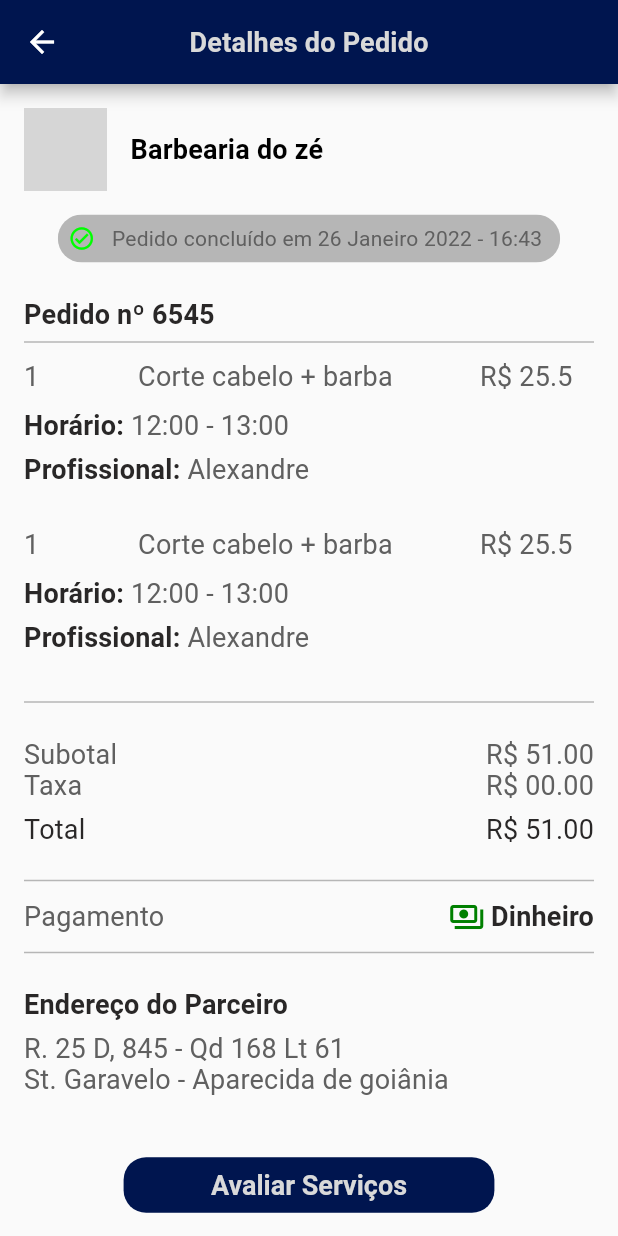
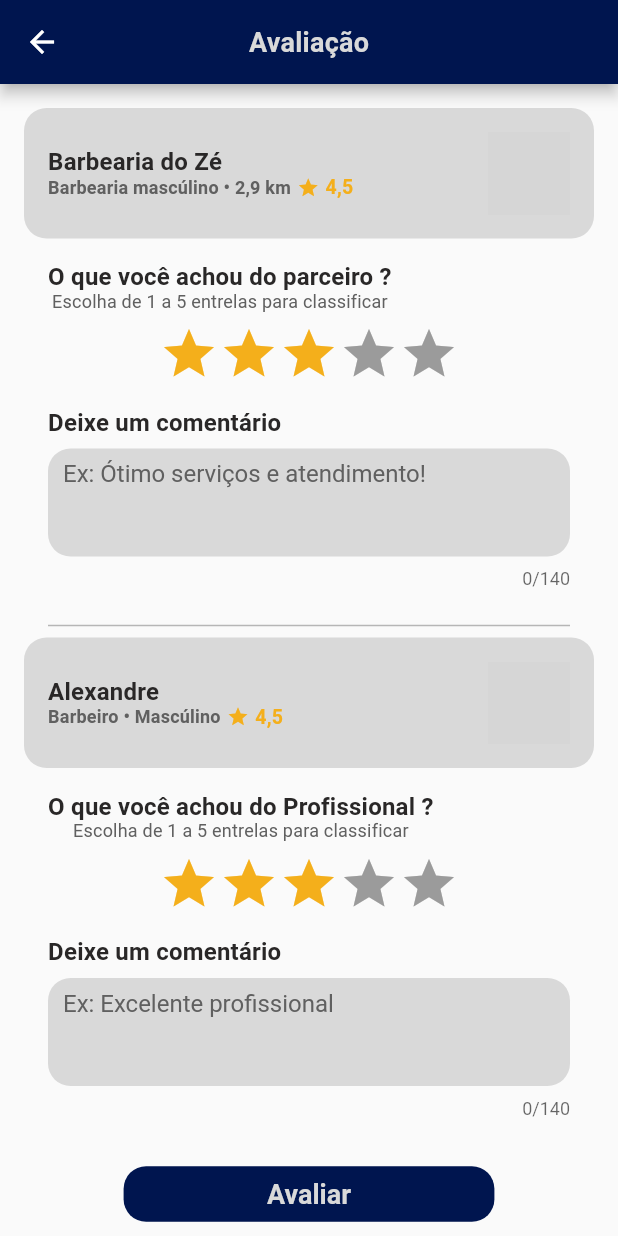
Before and after one commit to Bilson15/Wapper, a Flutter app: the InfoPedido screen opened by its route, after a tap on "Avaliar Serviços", on a phone screen of 412 x 824 dp. Run offline on Flutter 3.47's test engine with Material 2 defaults, Android fonts, the phone set to English and light mode, and no system bars; drawn by our look-alikes of flutter_rating_bar; our stand-ins replace dropdown_search, get, lottie, mask_text_input_formatter; network calls fail; statements that could not run were skipped; grey boxes are pictures that could not be loaded.

Commit message:
page avaliação

```diff
--- a/lib/app/routes/app_routes.dart
+++ b/lib/app/routes/app_routes.dart
@@ -2,6 +2,7 @@ import 'package:get/get.dart';
 import 'package:wapper/app/ui/app_configuration/view/app_configuration.dart';
 import 'package:wapper/app/ui/cadastro/view/cadastro_cliente.dart';
 import 'package:wapper/app/ui/cadastro/view/cadastro_dados_pessoais.dart';
+import 'package:wapper/app/ui/feedback_service/view/feedback_page.dart';
 import 'package:wapper/app/ui/home_page/view/home_page.dart';
 import 'package:wapper/app/ui/info_pedido/view/info_pedido.dart';
 import 'package:wapper/app/ui/loading/view/loading_view.dart';
@@ -41,8 +42,10 @@ class AppRoutes {
       page: () => const SearchPage(),
     ),
     GetPage(
-      name: '/root',
-      page: () => const Root(),
+      name: '/root/:index',
+      page: () => Root(
+        index: int.parse(Get.parameters['index']!),
+      ),
     ),
     GetPage(
       name: '/app-configuration',
@@ -52,5 +55,9 @@ class AppRoutes {
       name: '/info-pedido',
       page: () => const InfoPedido(),
     ),
+    GetPage(
+      name: '/feedback-page',
+      page: () => FeedBackPage(),
+    ),
   ];
 }
--- a/lib/app/ui/components/card_client_component.dart
+++ b/lib/app/ui/components/card_client_component.dart
@@ -73,7 +73,7 @@ class CardClientComponent extends StatelessWidget {
                           Container(
                             width: Get.width * 0.45,
                             child: TextComponent(
-                              '• Barbearia mascúlino • 2,9 km • Barbearia mascúlino • 2,9 km',
+                              '• Barbearia mascúlino • 2,9 km',
                               color: cinzaPadrao,
                               textOverflow: TextOverflow.ellipsis,
                               fontWeight: FontWeight.bold,
--- a/lib/app/ui/components/form_field_component.dart
+++ b/lib/app/ui/components/form_field_component.dart
@@ -30,6 +30,7 @@ class InputFormFieldComponent extends StatelessWidget {
   final TextStyle? textStyle;
   final FocusNode? focusNode;
   final Color? fillColor;
+  final counterText;
 
   InputFormFieldComponent({
     Key? key,
@@ -58,6 +59,7 @@ class InputFormFieldComponent extends StatelessWidget {
     this.textStyle,
     this.focusNode,
     this.fillColor,
+    this.counterText = false,
   }) : super(key: key);
 
   @override
@@ -101,7 +103,7 @@ class InputFormFieldComponent extends StatelessWidget {
         prefixIcon: prefixIcon,
         suffixIcon: suffixIcon,
         hintText: hintText,
-        counterText: '',
+        counterText: counterText! ? null : '',
         border: OutlineInputBorder(
           borderSide: BorderSide.none,
           borderRadius: BorderRadius.circular(15.0),
--- /dev/null
+++ b/lib/app/ui/feedback_service/controller/feedback_controller.dart
@@ -0,0 +1,21 @@
+import 'package:get/get.dart';
+
+class FeedBackController extends GetxController {
+  var starsParceiro = 1.0.obs;
+  var starsProfissional = 1.0.obs;
+
+  @override
+  void onInit() {
+    initStars();
+    super.onInit();
+  }
+
+  initStars() async {
+    await Future.delayed(Duration(milliseconds: 500));
+    starsParceiro(starsParceiro.value + 1.0);
+    starsProfissional(starsProfissional.value + 1.0);
+    if (starsParceiro.value > 5.0) return;
+    if (starsProfissional.value > 5.0) return;
+    initStars();
+  }
+}
--- /dev/null
+++ b/lib/app/ui/feedback_service/view/feedback_page.dart
@@ -0,0 +1,328 @@
+import 'package:flutter/material.dart';
+import 'package:flutter_rating_bar/flutter_rating_bar.dart';
+import 'package:get/get.dart';
+import 'package:wapper/app/ui/components/app_bar_component.dart';
+import 'package:wapper/app/ui/components/button_component.dart';
+import 'package:wapper/app/ui/components/form_field_component.dart';
+import 'package:wapper/app/ui/components/text_component.dart';
+import 'package:wapper/app/ui/feedback_service/controller/feedback_controller.dart';
+import 'package:wapper/app/ui/theme/styles.dart';
+
+class FeedBackPage extends StatelessWidget {
+  FeedBackPage({Key? key}) : super(key: key);
+  final controller = Get.put(FeedBackController());
+  @override
+  Widget build(BuildContext context) {
+    return Scaffold(
+      appBar: AppBarComponent(
+        textComponent: const TextComponent(
+          'Avaliação',
+          fontWeight: FontWeight.w600,
+        ),
+      ),
+      body: SingleChildScrollView(
+        child: Padding(
+          padding: const EdgeInsets.all(16),
+          child: Column(
+            children: [
+              Container(
+                decoration: BoxDecoration(borderRadius: BorderRadius.all(Radius.circular(15)), color: backgroundFieldColor),
+                child: Padding(
+                  padding: EdgeInsets.all(16),
+                  child: Row(
+                    mainAxisAlignment: MainAxisAlignment.spaceBetween,
+                    children: [
+                      Column(
+                        crossAxisAlignment: CrossAxisAlignment.start,
+                        children: [
+                          TextComponent(
+                            'Barbearia do Zé',
+                            color: fontColor,
+                            fontSize: 16,
+                            fontWeight: FontWeight.bold,
+                            textAlign: TextAlign.center,
+                          ),
+                          Row(
+                            children: [
+                              Container(
+                                child: TextComponent(
+                                  'Barbearia mascúlino • 2,9 km',
+                                  color: cinzaPadrao,
+                                  textOverflow: TextOverflow.ellipsis,
+                                  fontWeight: FontWeight.bold,
+                                  fontSize: 12,
+                                ),
+                              ),
+                              const SizedBox(
+                                width: 4,
+                              ),
+                              Icon(
+                                size: 15,
+                                Icons.star,
+                                color: amareloPadrao,
+                              ),
+                              const SizedBox(
+                                width: 4,
+                              ),
+                              TextComponent(
+                                '4,5',
+                                color: amareloPadrao,
+                                fontSize: 13,
+                                fontWeight: FontWeight.bold,
+                              ),
+                            ],
+                          )
+                        ],
+                      ),
+                      Container(
+                        width: 55,
+                        height: 55,
+                        decoration: const BoxDecoration(
+                          shape: BoxShape.circle,
+                          image: DecorationImage(
+                            fit: BoxFit.fill,
+                            image: NetworkImage(
+                                "https://img.freepik.com/vetores-gratis/logotipo-do-polo-de-barbeiro_1415-673.jpg?w=2000"),
+                          ),
+                        ),
+                      ),
+                    ],
+                  ),
+                ),
+              ),
+              Padding(
+                padding: EdgeInsets.all(16),
+                child: Column(
+                  children: [
+                    Row(
+                      children: [
+                        Column(
+                          children: [
+                            TextComponent(
+                              'O que você achou do parceiro ?',
+                              color: fontColor,
+                              fontSize: 16,
+                              fontWeight: FontWeight.bold,
+                            ),
+                            TextComponent(
+                              'Escolha de 1 a 5 entrelas para classificar',
+                              color: cinzaPadrao,
+                              fontSize: 12,
+                            ),
+                          ],
+                        )
+                      ],
+                    ),
+                    const SizedBox(
+                      height: 8,
+                    ),
+                    Obx(
+                      () => RatingBar.builder(
+                        initialRating: controller.starsParceiro.value,
+                        itemCount: 5,
+                        minRating: 1,
+                        itemBuilder: (context, _) {
+                          return Icon(
+                            Icons.star,
+                            color: amareloPadrao,
+                          );
+                        },
+                        onRatingUpdate: (rating) {
+                          print(rating);
+                        },
+                      ),
+                    ),
+                  ],
+                ),
+              ),
+              Padding(
+                padding: EdgeInsets.fromLTRB(16, 0, 16, 16),
+                child: Column(
+                  children: [
+                    Row(
+                      mainAxisAlignment: MainAxisAlignment.start,
+                      children: [
+                        TextComponent(
+                          'Deixe um comentário',
+                          color: fontColor,
+                          fontSize: 16,
+                          fontWeight: FontWeight.bold,
+                        )
+                      ],
+                    ),
+                    const SizedBox(
+                      height: 8,
+                    ),
+                    InputFormFieldComponent(
+                      maxLength: 140,
+                      hintText: 'Ex: Ótimo serviços e atendimento!',
+                      counterText: true,
+                      maxLines: 3,
+                    ),
+                  ],
+                ),
+              ),
+              Padding(
+                padding: EdgeInsets.symmetric(horizontal: 16),
+                child: Divider(
+                  thickness: 1,
+                  color: lineColor,
+                ),
+              ),
+              Container(
+                decoration: BoxDecoration(borderRadius: BorderRadius.all(Radius.circular(15)), color: backgroundFieldColor),
+                child: Padding(
+                  padding: EdgeInsets.all(16),
+                  child: Row(
+                    mainAxisAlignment: MainAxisAlignment.spaceBetween,
+                    children: [
+                      Column(
+                        crossAxisAlignment: CrossAxisAlignment.start,
+                        children: [
+                          TextComponent(
+                            'Alexandre',
+                            color: fontColor,
+                            fontSize: 16,
+                            fontWeight: FontWeight.bold,
+                            textAlign: TextAlign.center,
+                          ),
+                          Row(
+                            children: [
+                              Container(
+                                child: TextComponent(
+                                  'Barbeiro • Mascúlino',
+                                  color: cinzaPadrao,
+                                  textOverflow: TextOverflow.ellipsis,
+                                  fontWeight: FontWeight.bold,
+                                  fontSize: 12,
+                                ),
+                              ),
+                              const SizedBox(
+                                width: 4,
+                              ),
+                              Icon(
+                                size: 15,
+                                Icons.star,
+                                color: amareloPadrao,
+                              ),
+                              const SizedBox(
+                                width: 4,
+                              ),
+                              TextComponent(
+                                '4,5',
+                                color: amareloPadrao,
+                                fontSize: 13,
+                                fontWeight: FontWeight.bold,
+                              ),
+                            ],
+                          )
+                        ],
+                      ),
+                      Container(
+                        width: 55,
+                        height: 55,
+                        decoration: const BoxDecoration(
+                          shape: BoxShape.circle,
+                          image: DecorationImage(
+                            fit: BoxFit.fill,
+                            image: NetworkImage("https://media.linklist.bio/avatars/a49a1be9230757c50ded7381c87c664d.png"),
+                          ),
+                        ),
+                      ),
+                    ],
+                  ),
+                ),
+              ),
+              Padding(
+                padding: EdgeInsets.all(16),
+                child: Column(
+                  children: [
+                    Row(
+                      children: [
+                        Column(
+                          children: [
+                            TextComponent(
+                              'O que você achou do Profissional ?',
+                              color: fontColor,
+                              fontSize: 16,
+                              fontWeight: FontWeight.bold,
+                            ),
+                            TextComponent(
+                              'Escolha de 1 a 5 entrelas para classificar',
+                              color: cinzaPadrao,
+                              fontSize: 12,
+                            ),
+                          ],
+                        )
+                      ],
+                    ),
+                    const SizedBox(
+                      height: 8,
+                    ),
+                    Obx(
+                      () => RatingBar.builder(
+                        initialRating: controller.starsProfissional.value,
+                        itemCount: 5,
+                        minRating: 1,
+                        itemBuilder: (context, _) {
+                          return Icon(
+                            Icons.star,
+                            color: amareloPadrao,
+                          );
+                        },
+                        onRatingUpdate: (rating) {
+                          print(rating);
+                        },
+                      ),
+                    ),
+                  ],
+                ),
+              ),
+              Padding(
+                padding: EdgeInsets.fromLTRB(16, 0, 16, 16),
+                child: Column(
+                  children: [
+                    Row(
+                      mainAxisAlignment: MainAxisAlignment.start,
+                      children: [
+                        TextComponent(
+                          'Deixe um comentário',
+                          color: fontColor,
+                          fontSize: 16,
+                          fontWeight: FontWeight.bold,
+                        )
+                      ],
+                    ),
+                    const SizedBox(
+                      height: 8,
+                    ),
+                    InputFormFieldComponent(
+                      maxLength: 140,
+                      hintText: 'Ex: Excelente profissional',
+                      counterText: true,
+                      maxLines: 3,
+                    ),
+                  ],
+                ),
+              ),
+              Padding(
+                padding: const EdgeInsets.symmetric(vertical: 10),
+                child: SizedBox(
+                  width: Get.width * 0.60,
+                  child: ButtonComponent(
+                    titulo: 'Avaliar',
+                    backgroundColor: azulPadrao,
+                    fontColor: backgroundFieldColor,
+                    onPressed: () {
+                      Get.toNamed('/root/2');
+                    },
+                  ),
+                ),
+              )
+            ],
+          ),
+        ),
+      ),
+    );
+  }
+}
--- a/lib/app/ui/info_pedido/view/info_pedido.dart
+++ b/lib/app/ui/info_pedido/view/info_pedido.dart
@@ -232,7 +232,9 @@ class InfoPedido extends StatelessWidget {
                     titulo: 'Avaliar Serviços',
                     backgroundColor: azulPadrao,
                     fontColor: backgroundFieldColor,
-                    onPressed: () {},
+                    onPressed: () {
+                      Get.toNamed('/feedback-page');
+                    },
                   ),
                 ),
               )
--- a/lib/app/ui/login_page/controller/login_controller.dart
+++ b/lib/app/ui/login_page/controller/login_controller.dart
@@ -31,6 +31,6 @@ class LoginController extends GetxController {
   efetuaLogin() async {
     Get.offAllNamed('/loading');
     await Future.delayed(const Duration(seconds: 5));
-    Get.offAllNamed('/root');
+    Get.offAllNamed('/root/0');
   }
 }
--- a/lib/app/ui/root/view/root.dart
+++ b/lib/app/ui/root/view/root.dart
@@ -3,12 +3,18 @@ import 'package:get/get.dart';
 import 'package:wapper/app/ui/root/controller/root_controller.dart';
 import 'package:wapper/app/ui/theme/styles.dart';
 
+// ignore: must_be_immutable
 class Root extends StatelessWidget {
-  const Root({Key? key}) : super(key: key);
+  int? index;
+  Root({Key? key, this.index}) : super(key: key);
 
   @override
   Widget build(BuildContext context) {
     final controller = Get.put(RootController());
+    WidgetsBinding.instance.addPostFrameCallback((_) {
+      if (index != null) controller.currentIndex(index);
+    });
+
     return Obx(
       () => Scaffold(
         body: controller.currentePage(),
--- a/pubspec.yaml
+++ b/pubspec.yaml
@@ -42,6 +42,7 @@ dependencies:
   intl: ^0.17.0
   lottie: ^1.3.0
   flutter_launcher_icons: ^0.9.3
+  flutter_rating_bar: ^4.0.1
 
 
 
```
Also changed, not shown: pubspec.lock, 1 other file.
